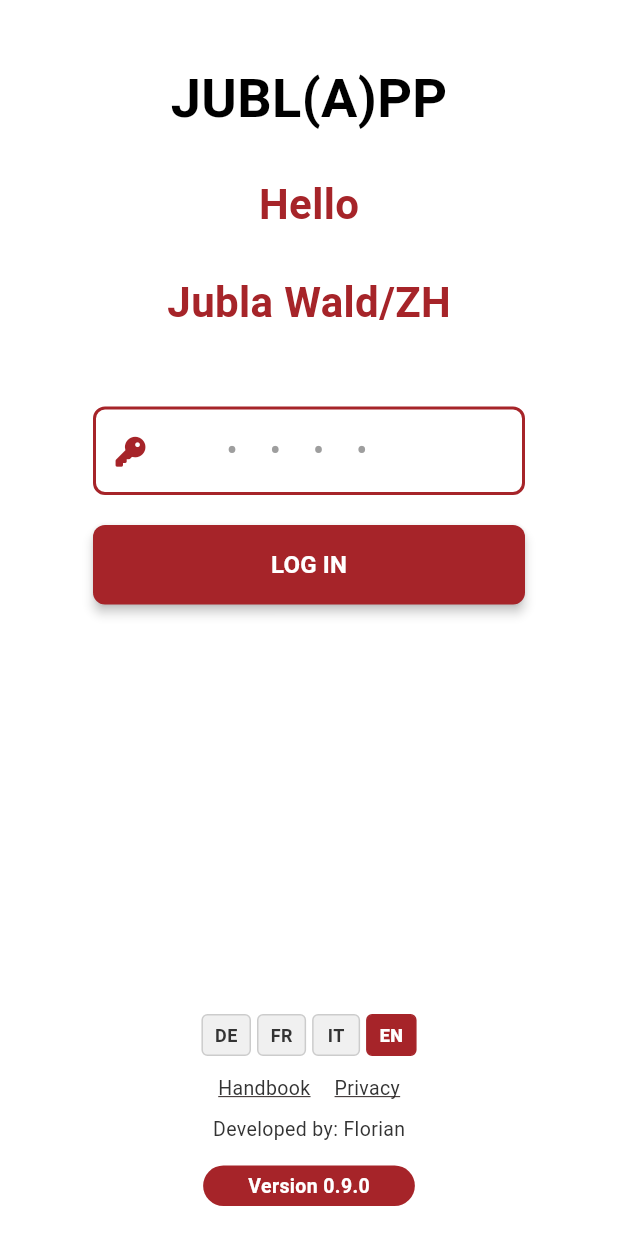
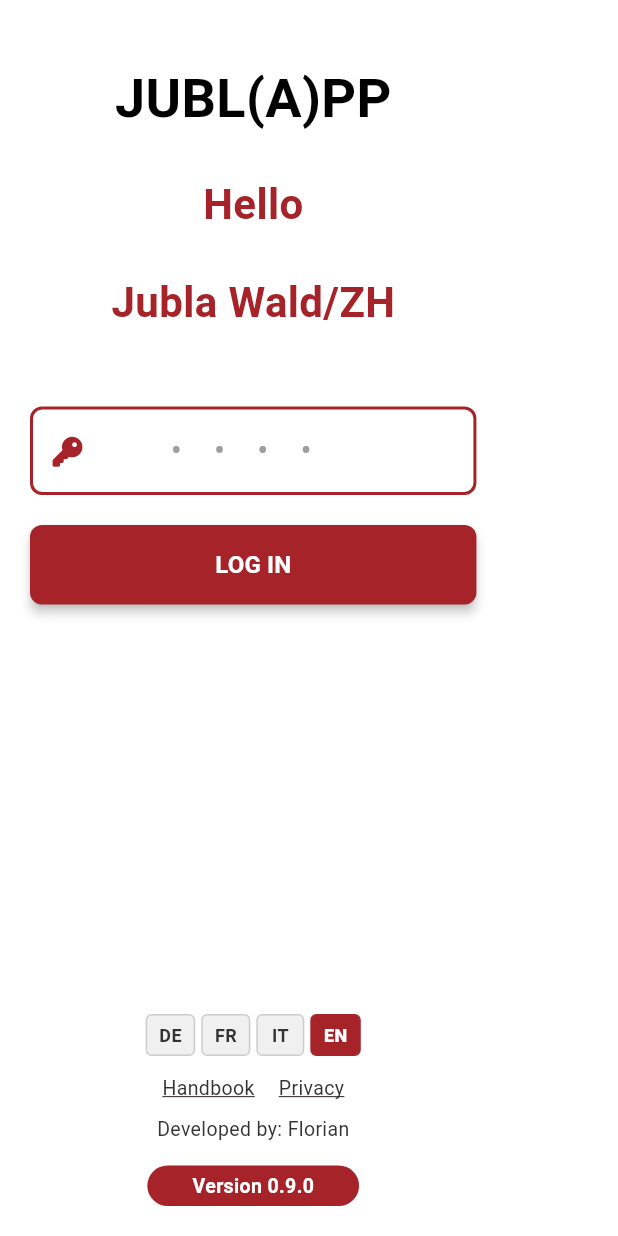
Before and after one commit to flohulo/jublapp, a Flutter app: the screen it shows after launch, on a phone screen of 412 x 824 dp. Run offline on Flutter 3.47's test engine with Material 3 defaults, Android fonts, the phone set to English and light mode, and no system bars; our stand-ins replace font_awesome_flutter, go_router, image_picker, shared_preferences; missing offline and left inert: dart:js_interop, dart:ui_web.

Commit message:
fix: breitenbegrenzung auf der login-seite entfernen
Co-Authored-By: Claude Sonnet 5.5 <noreply@anthropic.com>
Claude-Session: https://claude.ai/code/session_0168TxUWwH9YaBATxiaaiedC

```diff
--- a/app/lib/screens/login_screen.dart
+++ b/app/lib/screens/login_screen.dart
@@ -69,10 +69,7 @@ class _LoginScreenState extends State<LoginScreen>
     final i18n = context.watch<I18n>();
     return Scaffold(
       backgroundColor: Colors.white,
-      body: Center(
-        child: ConstrainedBox(
-          constraints: const BoxConstraints(maxWidth: AppTheme.maxContentWidth),
-          child: Material(
+      body: Material(
         color: Colors.white,
         child: SafeArea(
           child: LayoutBuilder(
@@ -154,8 +151,6 @@ class _LoginScreenState extends State<LoginScreen>
                         const Spacer(),
                         const _Footer(),
                       ],
-                        ),
-                      ),
                     ),
                   ),
                 ),
```
Lines whose indentation alone changed are shown as unchanged.
